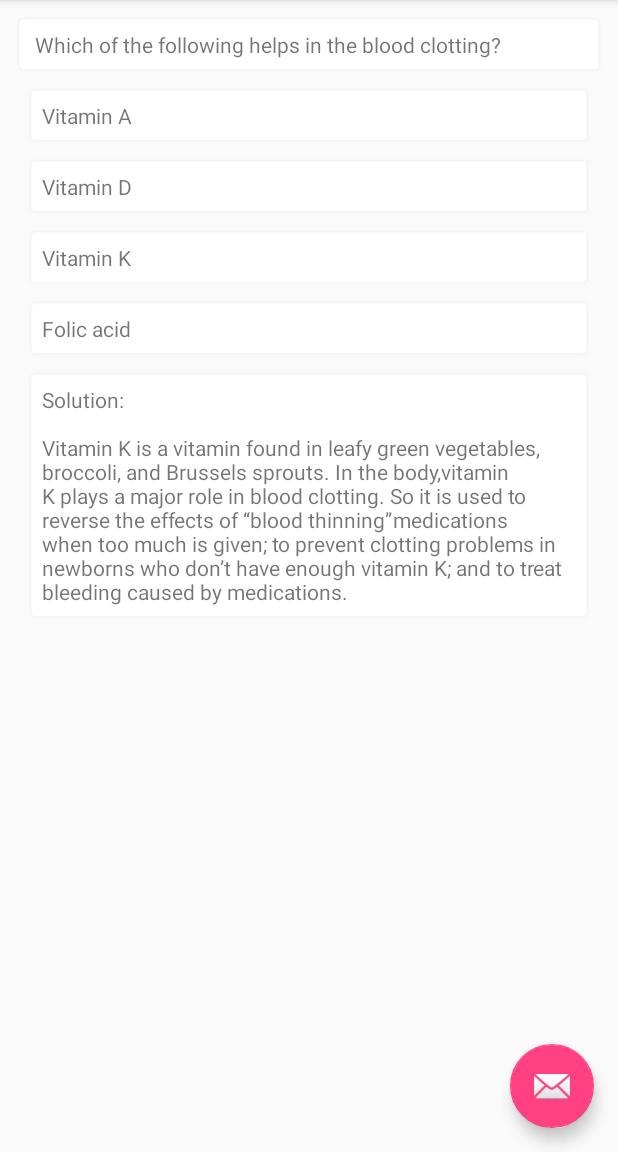
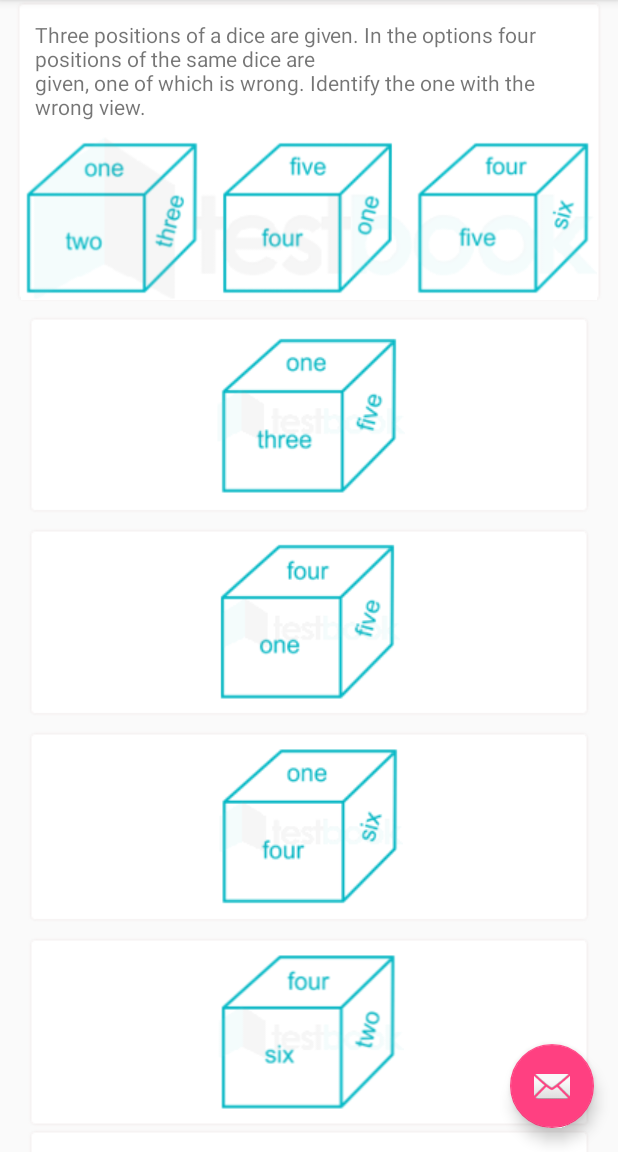
Before and after one commit to VihaanVerma89/TestbookNoteTaking, an Android app: the screen it shows after launch (MainActivity), on a phone screen of 412 x 824 dp, the part 84-1236 px from its top. Run offline under Robolectric (Android 15) with nearby library versions, the phone set to English and light mode, and no system bars; libraries missing offline, so code that uses them is left out: com.yalantis.ucrop.

Commit message:
complex question layout

```diff
--- a/app/src/main/java/com/example/vihaan/testbooknotetaking/MainActivity.kt
+++ b/app/src/main/java/com/example/vihaan/testbooknotetaking/MainActivity.kt
@@ -107,7 +107,7 @@ class MainActivity : AppCompatActivity(), NavigationView.OnNavigationItemSelecte
         val maxWidth =  500
 //                .withAspectRatio(16.0f, 9.0f)
         UCrop.of(sourceUri, destinationUri)
-                .useSourceImageAspectRatio()
+//                .useSourceImageAspectRatio()
                 .start(this);
     }
 
--- a/app/src/main/res/layout/activity_new_notes.xml
+++ b/app/src/main/res/layout/activity_new_notes.xml
@@ -1,5 +1,5 @@
 <?xml version="1.0" encoding="utf-8"?>
-<android.support.constraint.ConstraintLayout xmlns:android="http://schemas.android.com/apk/res/android"
+<android.support.v4.widget.DrawerLayout xmlns:android="http://schemas.android.com/apk/res/android"
     xmlns:app="http://schemas.android.com/apk/res-auto"
     xmlns:tools="http://schemas.android.com/tools"
     android:id="@+id/drawer_layout"
@@ -7,8 +7,6 @@
     android:layout_height="match_parent"
     android:fitsSystemWindows="true"
     tools:openDrawer="start">
-
-
     <android.support.design.widget.CoordinatorLayout
         android:layout_width="match_parent"
         android:layout_height="match_parent"
@@ -88,7 +86,9 @@
         android:layout_marginStart="8dp"
         app:layout_constraintBottom_toBottomOf="parent"
         app:layout_constraintEnd_toEndOf="parent"
-        app:layout_constraintStart_toStartOf="parent">
+        app:layout_constraintStart_toStartOf="parent"
+        android:visibility="gone"
+        >
 
         <Button
             android:id="@+id/cancelBtn"
@@ -118,4 +118,4 @@
 
     </android.support.constraint.ConstraintLayout>
 
-</android.support.constraint.ConstraintLayout>
+</android.support.v4.widget.DrawerLayout>
--- a/app/src/main/res/layout/fragment_question_1.xml
+++ b/app/src/main/res/layout/fragment_question_1.xml
@@ -1,34 +1,46 @@
 <?xml version="1.0" encoding="utf-8"?>
-<android.support.constraint.ConstraintLayout
-    xmlns:android="http://schemas.android.com/apk/res/android"
+<ScrollView xmlns:android="http://schemas.android.com/apk/res/android"
     xmlns:app="http://schemas.android.com/apk/res-auto"
-    xmlns:tools="http://schemas.android.com/tools"
     android:layout_width="match_parent"
-    android:layout_height="match_parent"
-    >
+    android:layout_height="match_parent">
+
+
+    <android.support.constraint.ConstraintLayout xmlns:tools="http://schemas.android.com/tools"
+        android:layout_width="match_parent"
+        android:layout_height="match_parent">
 
         <android.support.constraint.ConstraintLayout
             android:layout_width="match_parent"
             android:layout_height="match_parent"
-        android:layout_margin="10dp"
-        >
+            android:layout_margin="10dp">
 
-
-
+            <android.support.constraint.ConstraintLayout
+                android:id="@+id/questionCL"
+                android:layout_width="match_parent"
+                android:layout_height="wrap_content"
+                android:background="@drawable/shadow_203741">
 
                 <TextView
                     android:id="@+id/question"
                     android:layout_width="match_parent"
                     android:layout_height="wrap_content"
-        android:text=" Which of the following helps in the blood clotting? "
+                    android:padding="10dp"
+                    android:text="Three positions of a dice are given. In the options four positions of the same dice are\ngiven, one of which is wrong. Identify the one with the wrong view."
                     app:layout_constraintEnd_toEndOf="parent"
                     app:layout_constraintStart_toStartOf="parent"
-        app:layout_constraintTop_toTopOf="parent"
-        android:padding="10dp"
-        android:background="@drawable/shadow_203741"
-        />
+                    app:layout_constraintTop_toTopOf="parent" />
 
-    <TextView
+                <ImageView
+                    android:id="@+id/questionIV"
+                    android:layout_width="match_parent"
+                    android:layout_height="wrap_content"
+                    android:adjustViewBounds="true"
+                    android:src="@drawable/cube_dice_10"
+                    app:layout_constraintTop_toBottomOf="@id/question" />
+            </android.support.constraint.ConstraintLayout>
+
+
+            <ImageView
                 android:id="@+id/option1TV"
                 android:layout_width="match_parent"
                 android:layout_height="wrap_content"
@@ -37,14 +49,14 @@
                 android:layout_marginRight="8dp"
                 android:layout_marginStart="8dp"
                 android:layout_marginTop="8dp"
+                android:background="@drawable/shadow_203741"
                 android:padding="10dp"
-        android:background="@drawable/shadow_203741"
-        android:text="Vitamin A"
+                android:src="@drawable/cube_dice_11"
                 app:layout_constraintEnd_toEndOf="parent"
                 app:layout_constraintStart_toStartOf="parent"
-        app:layout_constraintTop_toBottomOf="@+id/question" />
+                app:layout_constraintTop_toBottomOf="@+id/questionCL" />
 
-    <TextView
+            <ImageView
                 android:id="@+id/option2TV"
                 android:layout_width="match_parent"
                 android:layout_height="wrap_content"
@@ -55,29 +67,29 @@
                 android:layout_marginTop="8dp"
                 android:background="@drawable/shadow_203741"
                 android:padding="10dp"
-        android:text="Vitamin D"
+                android:src="@drawable/cube_dice_12"
                 app:layout_constraintEnd_toEndOf="parent"
                 app:layout_constraintStart_toStartOf="parent"
                 app:layout_constraintTop_toBottomOf="@+id/option1TV" />
 
 
-    <TextView
+            <ImageView
                 android:id="@+id/option3TV"
                 android:layout_width="match_parent"
                 android:layout_height="wrap_content"
                 android:layout_marginEnd="8dp"
                 android:layout_marginLeft="8dp"
                 android:layout_marginRight="8dp"
-        android:background="@drawable/shadow_203741"
                 android:layout_marginStart="8dp"
                 android:layout_marginTop="8dp"
+                android:background="@drawable/shadow_203741"
                 android:padding="10dp"
-        android:text="Vitamin K"
+                android:src="@drawable/cube_dice_13"
                 app:layout_constraintEnd_toEndOf="parent"
                 app:layout_constraintStart_toStartOf="parent"
                 app:layout_constraintTop_toBottomOf="@+id/option2TV" />
 
-    <TextView
+            <ImageView
                 android:id="@+id/option4TV"
                 android:layout_width="match_parent"
                 android:layout_height="wrap_content"
@@ -85,13 +97,25 @@
                 android:layout_marginLeft="8dp"
                 android:layout_marginRight="8dp"
                 android:layout_marginStart="8dp"
+                android:layout_marginTop="8dp"
                 android:background="@drawable/shadow_203741"
-        android:layout_marginTop="8dp"
                 android:padding="10dp"
-        android:text="Folic acid"
+                android:src="@drawable/cube_dice_14"
                 app:layout_constraintEnd_toEndOf="parent"
                 app:layout_constraintStart_toStartOf="parent"
                 app:layout_constraintTop_toBottomOf="@+id/option3TV" />
+
+            <android.support.constraint.ConstraintLayout
+                android:layout_width="match_parent"
+                android:layout_height="wrap_content"
+                android:layout_marginEnd="8dp"
+                android:layout_marginLeft="8dp"
+                android:layout_marginRight="8dp"
+                android:layout_marginStart="8dp"
+                android:background="@drawable/shadow_203741"
+                app:layout_constraintEnd_toEndOf="parent"
+                app:layout_constraintStart_toStartOf="parent"
+                app:layout_constraintTop_toBottomOf="@+id/option4TV">
 
                 <TextView
                     android:id="@+id/solutionTV"
@@ -100,14 +124,26 @@
                     android:layout_marginEnd="8dp"
                     android:layout_marginLeft="8dp"
                     android:layout_marginRight="8dp"
-        android:background="@drawable/shadow_203741"
                     android:layout_marginStart="8dp"
                     android:layout_marginTop="8dp"
                     android:padding="10dp"
-        android:text="Solution:\n\nVitamin K is a vitamin found in leafy green vegetables, broccoli, and Brussels sprouts. In the body,vitamin K plays a major role in blood clotting. So it is used to reverse the effects of “blood thinning”medications when too much is given; to prevent clotting problems in newborns who don’t have enough vitamin K; and to treat bleeding caused by medications."
+                    android:text="Solution:\nWe observe that one is adjacent to two, three, four and five.\nHence, one and six cannot be adjacent."
                     app:layout_constraintEnd_toEndOf="parent"
-        app:layout_constraintStart_toStartOf="parent"
-        app:layout_constraintTop_toBottomOf="@+id/option4TV" />
+                    app:layout_constraintStart_toStartOf="parent" />
+
+                <ImageView
+                    android:layout_width="match_parent"
+                    android:layout_height="wrap_content"
+                    android:layout_marginEnd="8dp"
+                    android:layout_marginLeft="8dp"
+                    android:layout_marginRight="8dp"
+                    android:layout_marginStart="8dp"
+                    android:layout_marginTop="8dp"
+                    android:adjustViewBounds="true"
+                    android:src="@drawable/cube_dice_13"
+                    app:layout_constraintTop_toBottomOf="@id/solutionTV" />
+            </android.support.constraint.ConstraintLayout>
 
         </android.support.constraint.ConstraintLayout>
     </android.support.constraint.ConstraintLayout>
+</ScrollView>
```
Also changed, not shown: app/src/main/res/drawable/cube_dice_10.PNG (added), app/src/main/res/drawable/cube_dice_11.PNG (added), app/src/main/res/drawable/cube_dice_12.PNG (added), app/src/main/res/drawable/cube_dice_13.PNG (added), app/src/main/res/drawable/cube_dice_14.PNG (added). Lines whose indentation alone changed are shown as unchanged.
